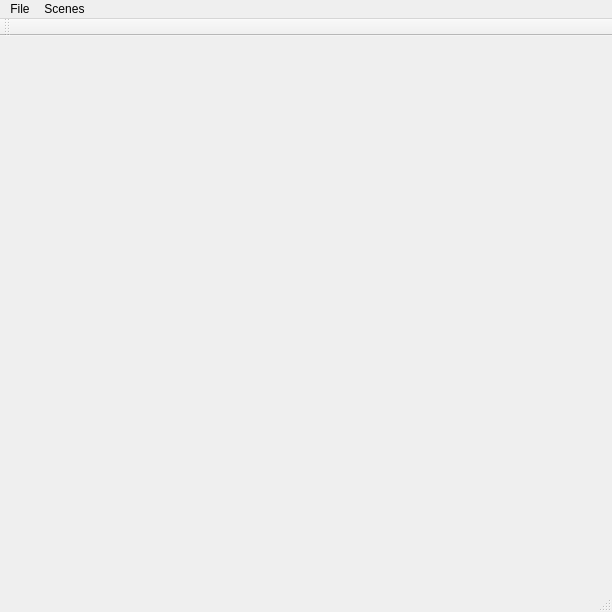
This is assignment_package/cis560_rasterizer_3d/mainwindow.ui in repoluo/Rasterizer as Qt 5 draws it before an edit. The edited form follows.
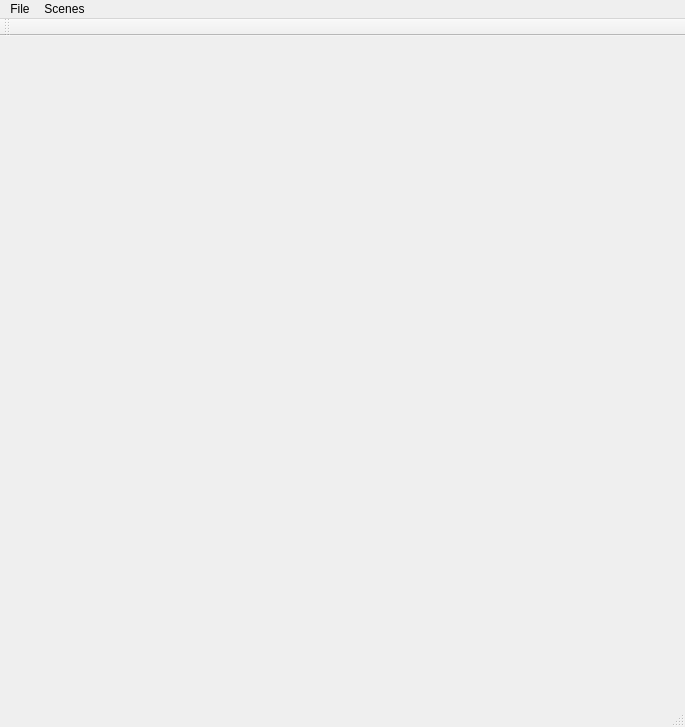
This is the edited form.

```diff
--- a/assignment_package/cis560_rasterizer_3d/mainwindow.ui
+++ b/assignment_package/cis560_rasterizer_3d/mainwindow.ui
@@ -6,8 +6,8 @@
    <rect>
     <x>0</x>
     <y>0</y>
-    <width>612</width>
-    <height>612</height>
+    <width>685</width>
+    <height>727</height>
    </rect>
   </property>
   <property name="windowTitle">
@@ -20,10 +20,10 @@
     </property>
     <property name="geometry">
      <rect>
-      <x>50</x>
-      <y>25</y>
-      <width>512</width>
-      <height>512</height>
+      <x>10</x>
+      <y>10</y>
+      <width>666</width>
+      <height>666</height>
      </rect>
     </property>
     <property name="styleSheet">
@@ -48,7 +48,7 @@
     <rect>
      <x>0</x>
      <y>0</y>
-     <width>612</width>
+     <width>685</width>
      <height>18</height>
     </rect>
    </property>
```
